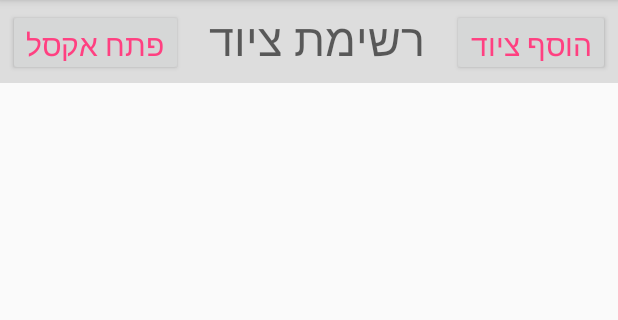
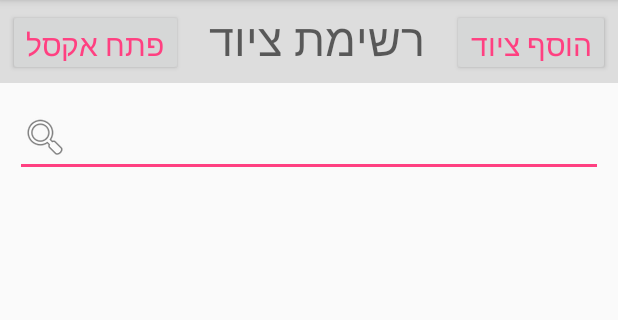
Before and after one commit to omer260792/MidBurnEO, an Android app: the EquipmentAc screen opened directly, with no data from a screen before it, on a phone screen of 412 x 824 dp, the part 84-404 px from its top. Run offline under Robolectric (Android 15) with nearby library versions, the phone set to English and light mode, and no system bars; our stand-ins replace Firebase (no records; nobody signed in at launch, a user with empty details on screens opened directly); libraries missing offline, so code that uses them is left out: com.ajts.androidmads, com.applandeo.materialcalendarview; pictures from the network do not load; 1 statement that could not run was skipped.

Commit message:
Add search option

```diff
--- a/app/src/main/java/com/example/omer/midburneo/Adapters/EquipmentAdapter.java
+++ b/app/src/main/java/com/example/omer/midburneo/Adapters/EquipmentAdapter.java
@@ -21,16 +21,17 @@ import com.example.omer.midburneo.Tabs.ChatListAc;
 import com.example.omer.midburneo.Tabs.EquipmentPreviewAc;
 import com.google.firebase.database.DatabaseReference;
 
+import java.util.ArrayList;
 import java.util.List;
 
 public class EquipmentAdapter extends RecyclerView.Adapter<EquipmentAdapter.ViewHolder> {
 
     private Context context;
-    private final List<Equipment> EquipmentNoteList;
+    private ArrayList<Equipment> EquipmentNoteList;
     public String imageString, uidMsgString, campString;
     private DatabaseReference mUserDatabase;
 
-    public EquipmentAdapter(Context context, List<Equipment> EquipmentNoteList) {
+    public EquipmentAdapter(Context context, ArrayList<Equipment> EquipmentNoteList) {
         this.context = context;
         this.EquipmentNoteList = EquipmentNoteList;
     }
@@ -150,4 +151,9 @@ public class EquipmentAdapter extends RecyclerView.Adapter<EquipmentAdapter.View
 
         }
     }
+
+    public void filterList(ArrayList<Equipment> filteredList) {
+        EquipmentNoteList = filteredList;
+        notifyDataSetChanged();
+    }
 }
--- a/app/src/main/java/com/example/omer/midburneo/Tabs/EquipmentAc.java
+++ b/app/src/main/java/com/example/omer/midburneo/Tabs/EquipmentAc.java
@@ -9,9 +9,12 @@ import android.support.annotation.Nullable;
 import android.support.v7.app.AppCompatActivity;
 import android.support.v7.widget.LinearLayoutManager;
 import android.support.v7.widget.RecyclerView;
+import android.text.Editable;
+import android.text.TextWatcher;
 import android.util.Log;
 import android.view.View;
 import android.widget.Button;
+import android.widget.EditText;
 import android.widget.Toast;
 
 import com.ajts.androidmads.library.ExcelToSQLite;
@@ -46,10 +49,12 @@ public class EquipmentAc extends AppCompatActivity {
 
 
     private Button addEquipmentBtn, excelEquipmentBtn;
+    private EditText etSearchEquipment;
+    private  EquipmentAdapter mAdapter;
     public RecyclerView recyclerView;
-    RecyclerView.Adapter mAdapter;
+    //RecyclerView.Adapter mAdapter;
     public RecyclerView.LayoutManager layoutManager;
-    private final List<Equipment> equipmentUtilsList = new ArrayList<>();
+    private ArrayList<Equipment> equipmentUtilsList = new ArrayList<>();
 
     public String current_admin, current_uid;
     public DBEquipment dbEquipment;
@@ -68,6 +73,7 @@ public class EquipmentAc extends AppCompatActivity {
         addEquipmentBtn = findViewById(R.id.addEquipmentButton);
         excelEquipmentBtn = findViewById(R.id.excelEquipmentButton);
         recyclerView = findViewById(R.id.recycler_Equipment);
+        etSearchEquipment = findViewById(R.id.etSearchEquipment);
 
         dbEquipment = new DBEquipment(getApplicationContext());
         dbHelper = new DBHelper(getApplicationContext());
@@ -100,6 +106,23 @@ public class EquipmentAc extends AppCompatActivity {
             getEquipment();
 
         }
+        etSearchEquipment.addTextChangedListener(new TextWatcher() {
+            @Override
+            public void beforeTextChanged(CharSequence s, int start, int count, int after) {
+
+            }
+
+            @Override
+            public void onTextChanged(CharSequence s, int start, int before, int count) {
+
+            }
+
+            @Override
+            public void afterTextChanged(Editable s) {
+                    filter(s.toString());
+
+            }
+        });
 
         addEquipmentBtn.setOnClickListener(new View.OnClickListener() {
             @Override
@@ -161,6 +184,18 @@ public class EquipmentAc extends AppCompatActivity {
         }
     }
 
+    private void filter(String text) {
+        ArrayList<Equipment> filteredList = new ArrayList<>();
+
+        for (Equipment item : equipmentUtilsList) {
+            if (item.nameProd.toLowerCase().contains(text.toLowerCase())) {
+                filteredList.add(item);
+
+            }
+        }
+
+        mAdapter.filterList(filteredList);
+    }
     public void UpdateDateFromFireBaseToSQLiteEquipment() {
         if (current_camp_static.equals(null)) {
 
--- a/app/src/main/res/layout/tab_equipment.xml
+++ b/app/src/main/res/layout/tab_equipment.xml
@@ -40,13 +40,21 @@
             android:textAlignment="center"/>
 
 
+    </LinearLayout>
 
-    </LinearLayout>
+    <EditText
+        android:id="@+id/etSearchEquipment"
+        android:layout_width="match_parent"
+        android:layout_height="wrap_content"
+        android:drawableLeft="@android:drawable/ic_menu_search"
+        android:layout_margin="10dp"/>
 
     <android.support.v7.widget.RecyclerView
         android:id="@+id/recycler_Equipment"
         android:layout_width="match_parent"
-        android:layout_height="fill_parent" />
+        android:layout_height="fill_parent"
+        android:padding="4dp"
+        android:scrollbars="vertical"/>
 
 
 </LinearLayout>
```
